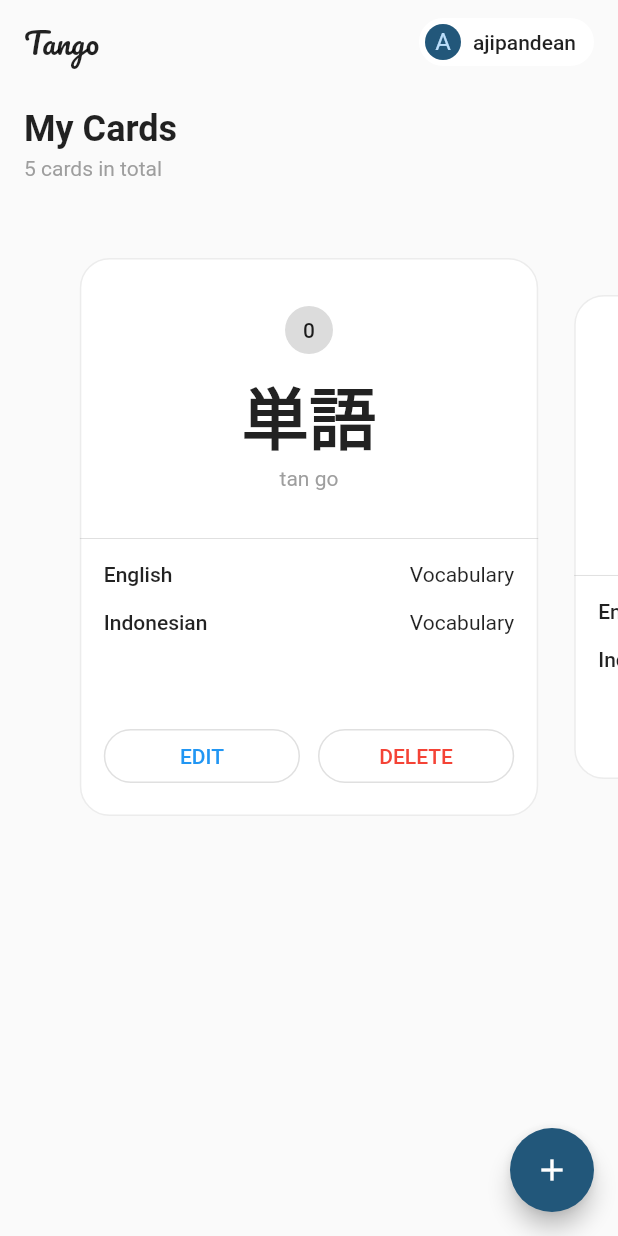
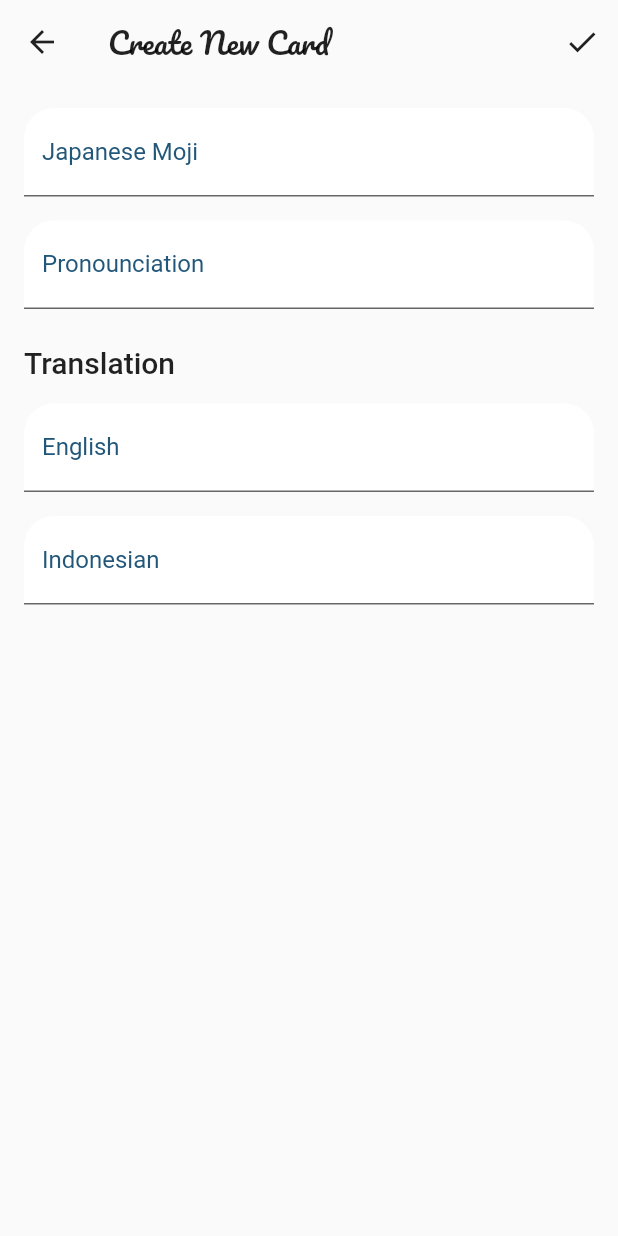
Before and after one commit to ajipandean/tango, a Flutter app: the screen it shows after launch, after a tap on the "add" icon, on a phone screen of 412 x 824 dp. Run offline on Flutter 3.47's test engine with Material 2 defaults, Android fonts, the light colour scheme and no system bars; drawn by our look-alikes of carousel_slider; our stand-ins replace google_fonts.

Commit message:
added create screen

```diff
--- /dev/null
+++ b/lib/screens/create/create_screen.dart
@@ -0,0 +1,157 @@
+import 'package:flutter/material.dart';
+import 'package:google_fonts/google_fonts.dart';
+
+class CreateScreen extends StatelessWidget {
+  const CreateScreen({Key? key}) : super(key: key);
+
+  @override
+  Widget build(BuildContext context) {
+    return Scaffold(
+      appBar: AppBar(
+        backgroundColor: Colors.transparent,
+        elevation: 0,
+        foregroundColor: Colors.black87,
+        title: Text(
+          'Create New Card',
+          style: GoogleFonts.pacifico(),
+        ),
+        actions: [
+          IconButton(
+            icon: const Icon(Icons.check),
+            onPressed: () => Navigator.pop(context),
+          ),
+        ],
+      ),
+      body: SafeArea(
+        child: SingleChildScrollView(
+          child: Padding(
+            padding: const EdgeInsets.all(16),
+            child: Column(
+              children: [
+                Form(
+                  child: Column(
+                    crossAxisAlignment: CrossAxisAlignment.start,
+                    children: [
+                      TextFormField(
+                        decoration: InputDecoration(
+                          fillColor: Colors.white,
+                          filled: true,
+                          labelText: 'Japanese Moji',
+                          labelStyle: TextStyle(
+                            color: Theme.of(context).primaryColor,
+                          ),
+                          focusedBorder: UnderlineInputBorder(
+                            borderRadius: const BorderRadius.only(
+                              topLeft: Radius.circular(20),
+                              topRight: Radius.circular(20),
+                            ),
+                            borderSide: BorderSide(
+                              color: Theme.of(context).primaryColor,
+                              width: 2.0,
+                            ),
+                          ),
+                          border: const UnderlineInputBorder(
+                            borderRadius: BorderRadius.only(
+                              topLeft: Radius.circular(20),
+                              topRight: Radius.circular(20),
+                            ),
+                          ),
+                        ),
+                      ),
+                      const SizedBox(height: 16),
+                      TextFormField(
+                        decoration: InputDecoration(
+                          fillColor: Colors.white,
+                          filled: true,
+                          labelText: 'Pronounciation',
+                          labelStyle: TextStyle(
+                            color: Theme.of(context).primaryColor,
+                          ),
+                          focusedBorder: UnderlineInputBorder(
+                            borderRadius: const BorderRadius.only(
+                              topLeft: Radius.circular(20),
+                              topRight: Radius.circular(20),
+                            ),
+                            borderSide: BorderSide(
+                              color: Theme.of(context).primaryColor,
+                              width: 2.0,
+                            ),
+                          ),
+                          border: const UnderlineInputBorder(
+                            borderRadius: BorderRadius.only(
+                              topLeft: Radius.circular(20),
+                              topRight: Radius.circular(20),
+                            ),
+                          ),
+                        ),
+                      ),
+                      const SizedBox(height: 24),
+                      Text(
+                        'Translation',
+                        style: Theme.of(context).textTheme.headline6,
+                      ),
+                      const SizedBox(height: 16),
+                      TextFormField(
+                        decoration: InputDecoration(
+                          fillColor: Colors.white,
+                          filled: true,
+                          labelText: 'English',
+                          labelStyle: TextStyle(
+                            color: Theme.of(context).primaryColor,
+                          ),
+                          focusedBorder: UnderlineInputBorder(
+                            borderRadius: const BorderRadius.only(
+                              topLeft: Radius.circular(20),
+                              topRight: Radius.circular(20),
+                            ),
+                            borderSide: BorderSide(
+                              color: Theme.of(context).primaryColor,
+                              width: 2.0,
+                            ),
+                          ),
+                          border: const UnderlineInputBorder(
+                            borderRadius: BorderRadius.only(
+                              topLeft: Radius.circular(20),
+                              topRight: Radius.circular(20),
+                            ),
+                          ),
+                        ),
+                      ),
+                      const SizedBox(height: 16),
+                      TextFormField(
+                        decoration: InputDecoration(
+                          fillColor: Colors.white,
+                          filled: true,
+                          labelText: 'Indonesian',
+                          labelStyle: TextStyle(
+                            color: Theme.of(context).primaryColor,
+                          ),
+                          focusedBorder: UnderlineInputBorder(
+                            borderRadius: const BorderRadius.only(
+                              topLeft: Radius.circular(20),
+                              topRight: Radius.circular(20),
+                            ),
+                            borderSide: BorderSide(
+                              color: Theme.of(context).primaryColor,
+                              width: 2.0,
+                            ),
+                          ),
+                          border: const UnderlineInputBorder(
+                            borderRadius: BorderRadius.only(
+                              topLeft: Radius.circular(20),
+                              topRight: Radius.circular(20),
+                            ),
+                          ),
+                        ),
+                      ),
+                    ],
+                  ),
+                ),
+              ],
+            ),
+          ),
+        ),
+      ),
+    );
+  }
+}
--- a/lib/screens/home/home_screen.dart
+++ b/lib/screens/home/home_screen.dart
@@ -89,7 +89,7 @@ class _HomeScreenState extends State<HomeScreen> {
           color: Colors.white,
         ),
         backgroundColor: Theme.of(context).primaryColor,
-        onPressed: () {},
+        onPressed: () => Navigator.pushNamed(context, '/create'),
       ),
     );
   }
--- a/lib/tango.dart
+++ b/lib/tango.dart
@@ -1,4 +1,5 @@
 import 'package:flutter/material.dart';
+import 'package:tango/screens/create/create_screen.dart';
 import 'package:tango/screens/home/home_screen.dart';
 
 class Tango extends StatelessWidget {
@@ -15,6 +16,7 @@ class Tango extends StatelessWidget {
       initialRoute: '/',
       routes: <String, WidgetBuilder>{
         '/': (BuildContext context) => const HomeScreen(),
+        '/create': (BuildContext context) => const CreateScreen(),
       },
     );
   }
```
